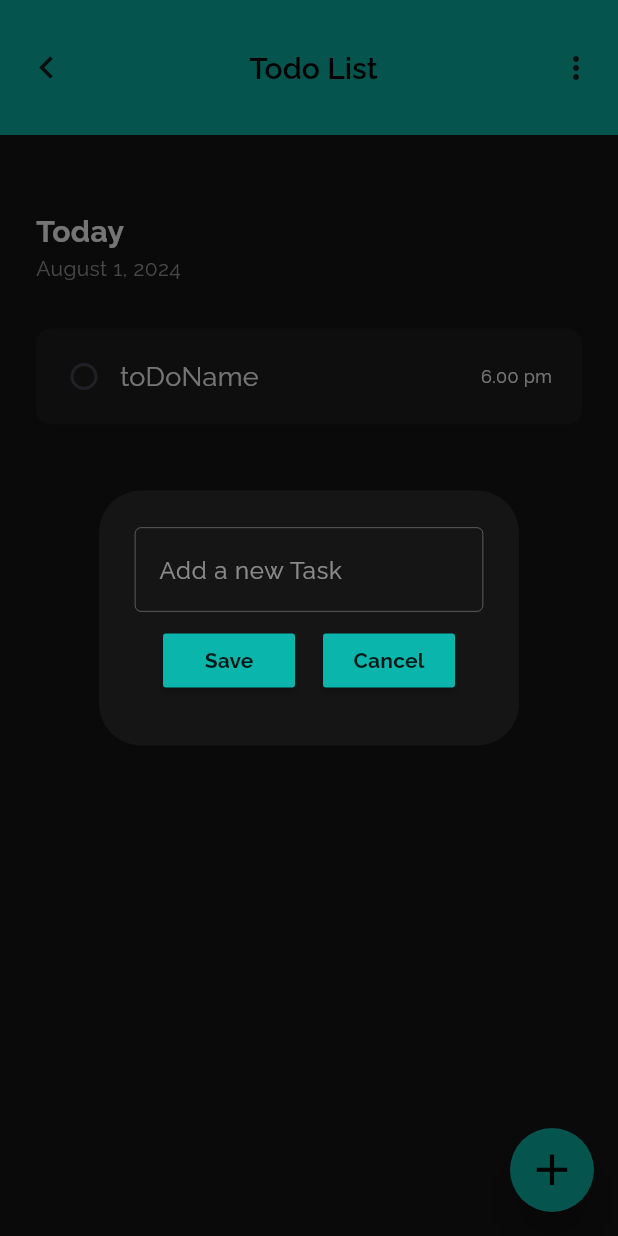
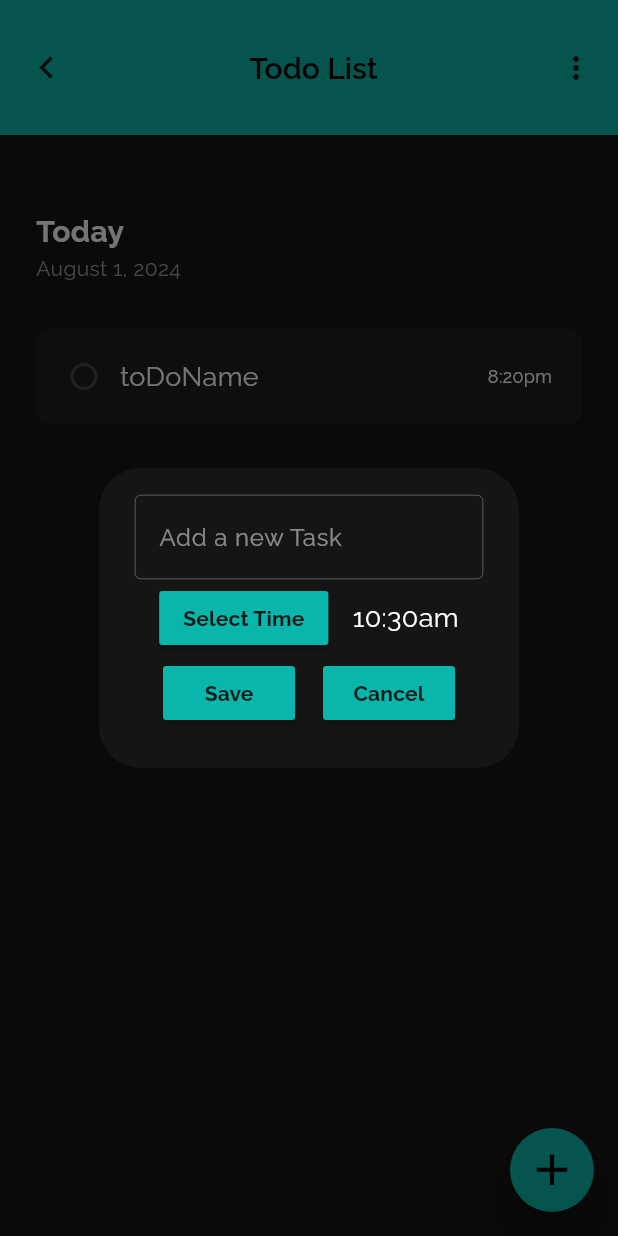
Before and after one commit to HiroGarcia/ToDo-List-Lifeados, a Flutter app: the screen it shows after launch, after a tap on the "add" icon, on a phone screen of 412 x 824 dp. Run offline on Flutter 3.47's test engine with Material 3 defaults, Android fonts, the phone set to English and light mode, and no system bars; drawn by our look-alikes of flutter_slidable.

Commit message:
Integrando a opção de hora nas tarefas criadas

```diff
--- a/lib/pages/home_page.dart
+++ b/lib/pages/home_page.dart
@@ -14,25 +14,21 @@ class HomePage extends StatefulWidget {
 
 class _HomePageState extends State<HomePage> {
   final TextEditingController _controller1 = TextEditingController();
-  // ignore: unused_field
-  // final TextEditingController _controller2 = TextEditingController();
+
   List<ToDo> toDoList = [
-    ToDo(toDoName: 'toDoName', hour: 5),
+    ToDo(
+        toDoName: 'toDoName',
+        selectedTime: const TimeOfDay(hour: 20, minute: 20)),
   ];
 
-  @override
-  // ignore: override_on_non_overriding_member
-  void _saveNewTask() {
-    // ignore: unused_local_variable
-    var name = _controller1.text;
-    // var hour = _controller2.text;
-// ignore: unnecessary_null_comparison
+  void _saveNewTask(String name, TimeOfDay time) {
     if (name.isNotEmpty) {
-      toDoList.add(ToDo(toDoName: name, hour: 5));
+      setState(() {
+        toDoList.add(ToDo(toDoName: name, selectedTime: time));
+      });
       Navigator.of(context).pop();
       _controller1.clear();
     }
-    setState(() {});
   }
 
   void createNewTask() {
@@ -40,11 +36,12 @@ class _HomePageState extends State<HomePage> {
       context: context,
       builder: (context) {
         return DialogBox(
-          controller1: _controller1,
-          // controller2: _controller2,
-          onSave: _saveNewTask,
-          onCancel: () => Navigator.of(context).pop(),
-        );
+            controller1: _controller1,
+            onSave: _saveNewTask,
+            onCancel: () {
+              Navigator.of(context).pop();
+              _controller1.clear();
+            });
       },
     );
   }
@@ -108,6 +105,7 @@ class _HomePageState extends State<HomePage> {
                 itemBuilder: (context, index) {
                   return ToDoList(
                     toDoName: toDoList[index].toDoName,
+                    selectedTime: toDoList[index].selectedTime,
                   );
                 },
               ),
--- a/lib/utilidades/class_to_do.dart
+++ b/lib/utilidades/class_to_do.dart
@@ -1,10 +1,12 @@
+import 'package:flutter/material.dart';
+
 class ToDo {
   bool isMake = false;
   String toDoName;
-  int hour;
+  TimeOfDay selectedTime;
 
   ToDo({
     required this.toDoName,
-    required this.hour,
+    required this.selectedTime,
   });
 }
--- a/lib/utilidades/dialog_box.dart
+++ b/lib/utilidades/dialog_box.dart
@@ -2,33 +2,54 @@ import 'package:flutter/material.dart';
 import 'button_dialog_box.dart';
 
 // ignore: must_be_immutable
-class DialogBox extends StatelessWidget {
-  // ignore: prefer_typing_uninitialized_variables
-  final controller1;
-  // final controller2;
-  VoidCallback onSave;
-  VoidCallback onCancel;
+class DialogBox extends StatefulWidget {
+  final TextEditingController controller1;
+  final Function(String, TimeOfDay) onSave;
+  final VoidCallback onCancel;
 
-  DialogBox({
+  const DialogBox({
     super.key,
     required this.controller1,
-    // required this.controller2,
     required this.onSave,
     required this.onCancel,
   });
+
+  @override
+  State<DialogBox> createState() => _DialogBoxState();
+}
+
+class _DialogBoxState extends State<DialogBox> {
+  TimeOfDay selectedTime = TimeOfDay.now();
+
+  Future<void> _selectTime(BuildContext context) async {
+    final TimeOfDay? picked = await showTimePicker(
+      context: context,
+      initialTime: selectedTime,
+    );
+    if (picked != null && picked != selectedTime) {
+      setState(() {
+        selectedTime = picked;
+      });
+    }
+  }
 
   @override
   Widget build(BuildContext context) {
     return AlertDialog(
       backgroundColor: const Color.fromRGBO(21, 21, 21, 1),
       content: SizedBox(
-        height: 130,
+        height: 160,
         child: Column(
           mainAxisAlignment: MainAxisAlignment.spaceEvenly,
           children: [
             TextField(
-              controller: controller1,
+              style: const TextStyle(
+                color: Colors.white,
+                fontFamily: 'Raleway',
+              ),
+              controller: widget.controller1,
               decoration: const InputDecoration(
+                helperStyle: TextStyle(color: Colors.white),
                 enabledBorder: OutlineInputBorder(
                   borderSide: BorderSide(
                     color: Colors.white,
@@ -52,11 +73,33 @@ class DialogBox extends StatelessWidget {
             Row(
               mainAxisAlignment: MainAxisAlignment.spaceEvenly,
               children: [
+                MyButton(
+                  text: 'Select Time',
+                  onPressed: () => _selectTime(context),
+                ),
+                Text(
+                  ('${selectedTime.hourOfPeriod}:${selectedTime.minute}${selectedTime.hour < 12 ? 'am' : 'pm'}'),
+                  style: const TextStyle(
+                    color: Colors.white,
+                    fontFamily: 'Raleway',
+                    fontSize: 18,
+                  ),
+                ),
+              ],
+            ),
+            Row(
+              mainAxisAlignment: MainAxisAlignment.spaceEvenly,
+              children: [
                 //save button
-                MyButton(text: 'Save', onPressed: onSave),
+                MyButton(
+                  text: 'Save',
+                  onPressed: () {
+                    widget.onSave(widget.controller1.text, selectedTime);
+                  },
+                ),
 
                 //cancel button
-                MyButton(text: 'Cancel', onPressed: onCancel),
+                MyButton(text: 'Cancel', onPressed: widget.onCancel),
               ],
             ),
           ],
--- a/lib/utilidades/to_do_list.dart
+++ b/lib/utilidades/to_do_list.dart
@@ -4,10 +4,11 @@ import 'package:flutter_slidable/flutter_slidable.dart';
 // ignore: must_be_immutable
 class ToDoList extends StatelessWidget {
   String toDoName;
-
+  TimeOfDay selectedTime;
   ToDoList({
     super.key,
     required this.toDoName,
+    required this.selectedTime,
   });
 
   @override
@@ -51,9 +52,9 @@ class ToDoList extends StatelessWidget {
                   ),
                 ],
               ),
-              const Text(
-                '6.00 pm',
-                style: TextStyle(
+              Text(
+                '${selectedTime.hourOfPeriod}:${selectedTime.minute}${selectedTime.hour < 12 ? 'am' : 'pm'}',
+                style: const TextStyle(
                   fontFamily: 'Raleway',
                   fontWeight: FontWeight.w400,
                   color: Colors.white,
```
